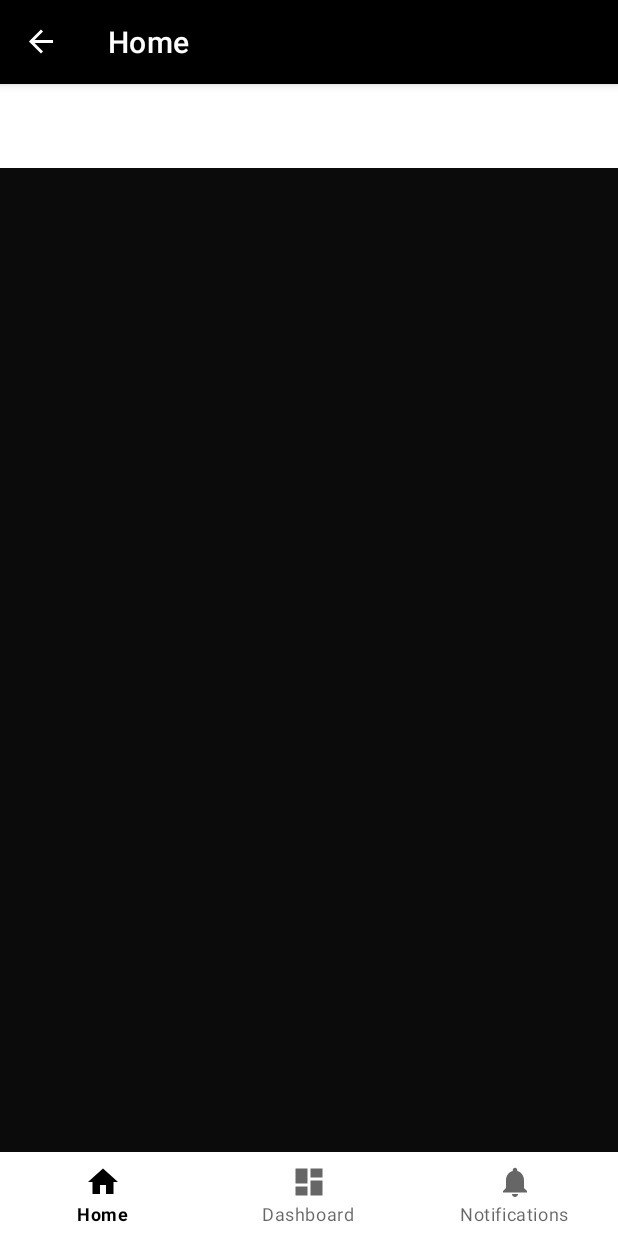
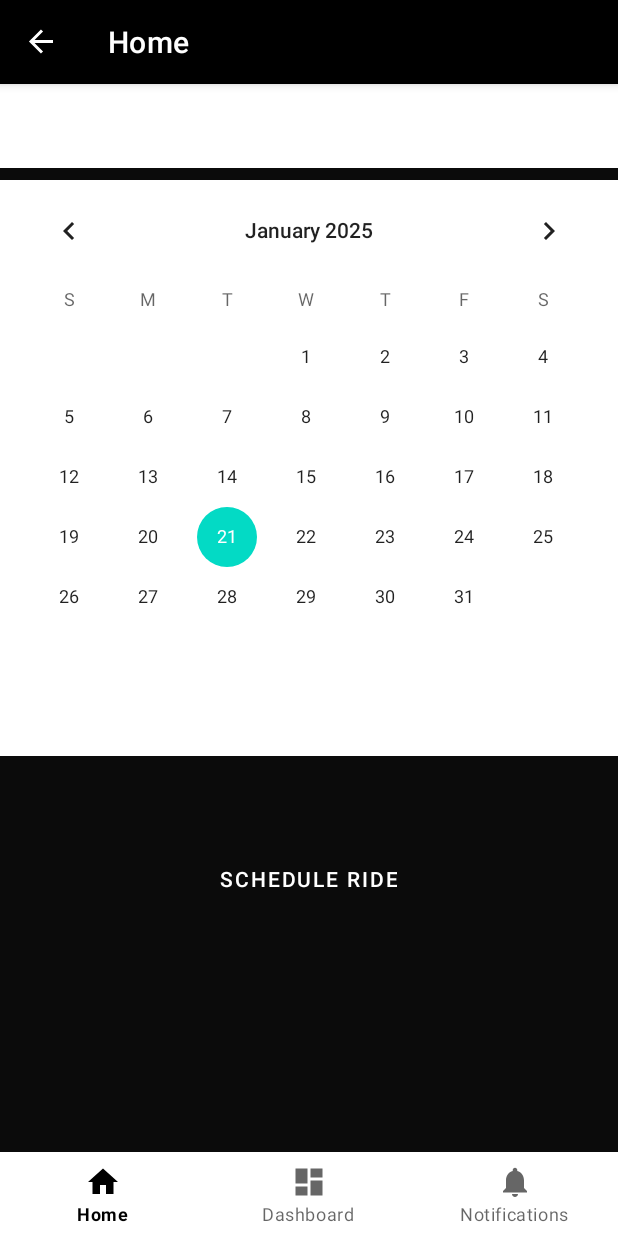
Before and after one commit to arilui/PrimeAero, an Android app: the ScheduleRideFragment screen opened through its navigation route, on a phone screen of 412 x 824 dp. Run offline under Robolectric (Android 15) with nearby library versions, the phone set to English and light mode, and no system bars; our stand-ins replace navigation-ui.

Commit message:
updated schedule ride fragment
schedule ride fragment has base functionality

```diff
--- a/app/src/main/java/com/example/primeaero/ui/scheduleRide/ScheduleRideFragment.kt
+++ b/app/src/main/java/com/example/primeaero/ui/scheduleRide/ScheduleRideFragment.kt
@@ -6,9 +6,14 @@ import androidx.fragment.app.Fragment
 import android.view.LayoutInflater
 import android.view.View
 import android.view.ViewGroup
+import android.widget.Button
+import android.widget.Toast
 import com.example.primeaero.R
 
 class ScheduleRideFragment : Fragment() {
+
+    //private lateinit var calendarView: CalendarView
+    private lateinit var btnScheduleRide: Button
 
     companion object {
         fun newInstance() = ScheduleRideFragment()
@@ -25,7 +30,14 @@ class ScheduleRideFragment : Fragment() {
     override fun onCreateView(
         inflater: LayoutInflater, container: ViewGroup?,
         savedInstanceState: Bundle?
-    ): View {
-        return inflater.inflate(R.layout.fragment_schedule_ride, container, false)
+    ): View? {
+        val view =  inflater.inflate(R.layout.fragment_schedule_ride, container, false)
+        //calendarView = view.findViewById(R.id.calendarView)
+        btnScheduleRide = view.findViewById(R.id.btn_scheduleRide)
+
+        btnScheduleRide.setOnClickListener {
+            Toast.makeText(activity, "Sorry, this feature is not yet available", Toast.LENGTH_SHORT).show()
+        }
+        return view
     }
 }
--- a/app/src/main/res/layout/fragment_manage_subscription.xml
+++ b/app/src/main/res/layout/fragment_manage_subscription.xml
@@ -6,10 +6,6 @@
     android:layout_height="match_parent"
     android:background="#0B0B0B"
     tools:context=".ui.managesubscription.ManageSubscriptionFragment">
-
-    <!-- Logo Image -->
-
-    <!-- Employee ID Input Field -->
 
     <!-- Renew Button -->
     <ImageView
@@ -24,6 +20,7 @@
         app:layout_constraintTop_toTopOf="parent"
         app:srcCompat="@drawable/logo" />
 
+    <!-- Renew Button -->
     <Button
         android:id="@+id/btn_renew"
         android:layout_width="wrap_content"
--- a/app/src/main/res/layout/fragment_schedule_ride.xml
+++ b/app/src/main/res/layout/fragment_schedule_ride.xml
@@ -1,8 +1,34 @@
-<?xml version="1.0" encoding="utf-8"?>
-<FrameLayout xmlns:android="http://schemas.android.com/apk/res/android"
+<androidx.constraintlayout.widget.ConstraintLayout xmlns:android="http://schemas.android.com/apk/res/android"
     xmlns:app="http://schemas.android.com/apk/res-auto"
     xmlns:tools="http://schemas.android.com/tools"
     android:layout_width="match_parent"
     android:layout_height="match_parent"
     android:background="#0B0B0B"
-    tools:context=".ui.scheduleRide.ScheduleRideFragment"/>
+    tools:context=".ui.scheduleRide.ScheduleRideFragment">
+
+    <CalendarView
+        android:id="@+id/calendarView"
+        android:layout_width="match_parent"
+        android:layout_height="384dp"
+        android:background="@color/white"
+        app:layout_constraintBottom_toBottomOf="parent"
+        app:layout_constraintEnd_toEndOf="parent"
+        app:layout_constraintHorizontal_bias="0.0"
+        app:layout_constraintStart_toStartOf="parent"
+        app:layout_constraintTop_toTopOf="parent"
+        app:layout_constraintVertical_bias="0.024" />
+
+    <Button
+        android:id="@+id/btn_scheduleRide"
+        android:layout_width="wrap_content"
+        android:layout_height="wrap_content"
+        android:background="#0000"
+        android:text="Schedule Ride"
+        android:textColor="#FFFF"
+        app:layout_constraintBottom_toBottomOf="parent"
+        app:layout_constraintEnd_toEndOf="parent"
+        app:layout_constraintHorizontal_bias="0.498"
+        app:layout_constraintStart_toStartOf="parent"
+        app:layout_constraintTop_toTopOf="@+id/calendarView"
+        app:layout_constraintVertical_bias="0.674" />
+</androidx.constraintlayout.widget.ConstraintLayout>
```
